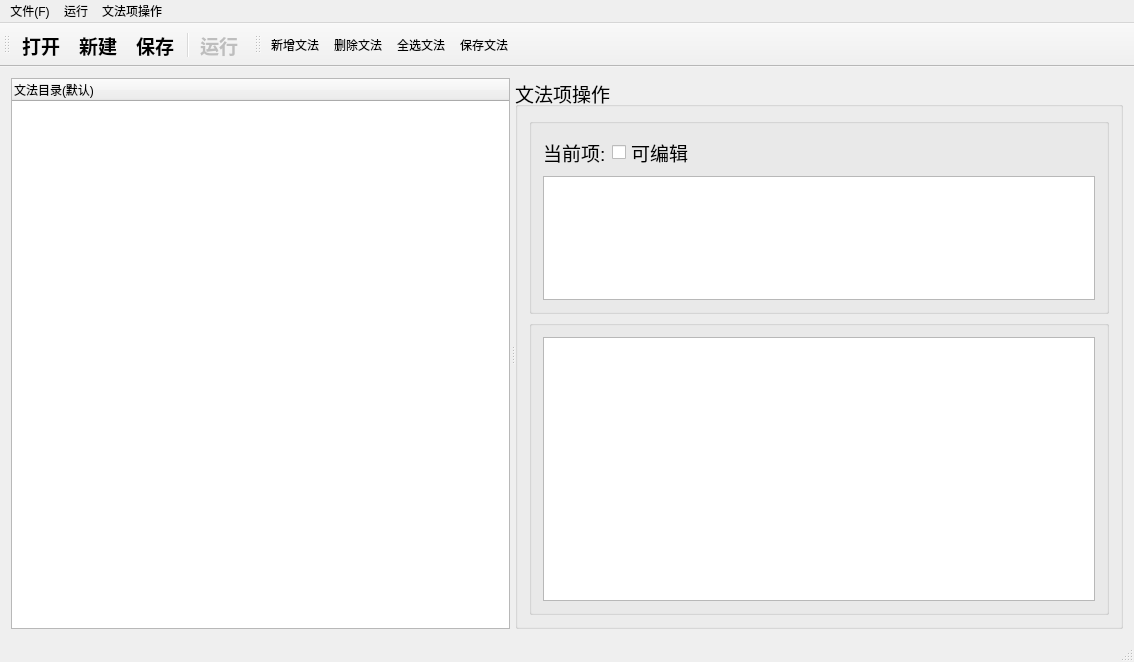
Qt form QtComplierPrinciple/QtComplierPrinciple.ui (XSAXL818/QtComplierPrinciple) before a commit.
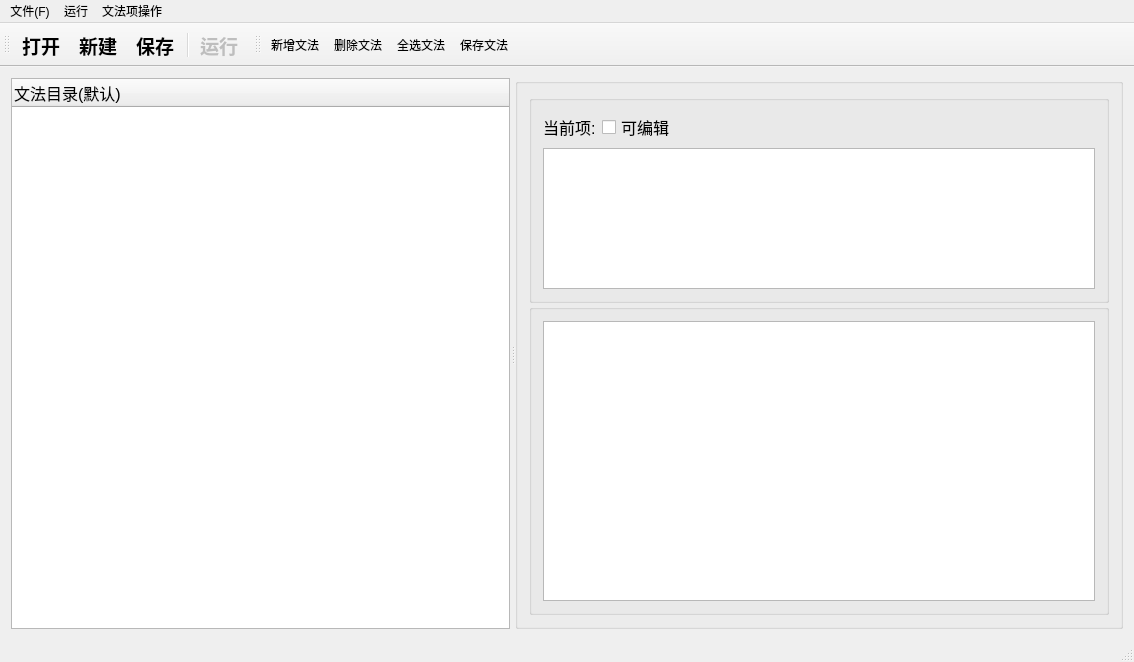
The same form after that commit. Icons and pictures are not drawn.

Commit message: 1、实现选中语法后，将语法写入到PlainTextEdit中。2、利用回调函数，实现界面的操作后，将内容打印到cmd中，并且cmd回到打印前的状态。

What changed in the file:
```diff
--- a/QtComplierPrinciple/QtComplierPrinciple.ui
+++ b/QtComplierPrinciple/QtComplierPrinciple.ui
@@ -18,6 +18,11 @@
     <normaloff>:/icons/icons/dragon32_1.png</normaloff>:/icons/icons/dragon32_1.png</iconset>
   </property>
   <widget class="QWidget" name="centralWidget">
+   <property name="font">
+    <font>
+     <pointsize>10</pointsize>
+    </font>
+   </property>
    <layout class="QHBoxLayout" name="horizontalLayout_2">
     <item>
      <widget class="QSplitter" name="splitter">
@@ -40,6 +45,14 @@
          <verstretch>0</verstretch>
         </sizepolicy>
        </property>
+       <property name="font">
+        <font>
+         <family>Microsoft YaHei UI</family>
+         <pointsize>12</pointsize>
+         <italic>false</italic>
+         <bold>false</bold>
+        </font>
+       </property>
        <property name="styleSheet">
         <string notr="true">selection-color: rgb(255, 170, 255);
 font: 12pt &quot;Microsoft YaHei UI&quot;;
@@ -59,7 +72,7 @@
        <property name="font">
         <font>
          <family>Microsoft YaHei UI</family>
-         <pointsize>14</pointsize>
+         <pointsize>12</pointsize>
          <italic>false</italic>
          <bold>false</bold>
         </font>
@@ -68,9 +81,12 @@
         <string notr="true">font: 14pt &quot;Microsoft YaHei UI&quot;;</string>
        </property>
        <property name="title">
-        <string>文法项操作</string>
+        <string/>
        </property>
        <layout class="QVBoxLayout" name="verticalLayout" stretch="2,3">
+        <property name="spacing">
+         <number>1</number>
+        </property>
         <item>
          <widget class="QGroupBox" name="groupBox_4">
           <property name="title">
@@ -98,7 +114,25 @@
             </widget>
            </item>
            <item row="1" column="0" colspan="2">
-            <widget class="QPlainTextEdit" name="plainTextEdit"/>
+            <widget class="QPlainTextEdit" name="plainTextEdit">
+             <property name="enabled">
+              <bool>true</bool>
+             </property>
+             <property name="font">
+              <font>
+               <family>Microsoft YaHei UI</family>
+               <pointsize>14</pointsize>
+               <italic>false</italic>
+               <bold>false</bold>
+              </font>
+             </property>
+             <property name="styleSheet">
+              <string notr="true">font: 14pt &quot;Microsoft YaHei UI&quot;;</string>
+             </property>
+             <property name="readOnly">
+              <bool>true</bool>
+             </property>
+            </widget>
            </item>
           </layout>
          </widget>
@@ -109,8 +143,23 @@
            <string/>
           </property>
           <layout class="QHBoxLayout" name="horizontalLayout_3">
+           <property name="spacing">
+            <number>0</number>
+           </property>
            <item>
-            <widget class="QListWidget" name="listWidget"/>
+            <widget class="QListWidget" name="listWidget">
+             <property name="font">
+              <font>
+               <family>Microsoft YaHei UI</family>
+               <pointsize>14</pointsize>
+               <italic>false</italic>
+               <bold>false</bold>
+              </font>
+             </property>
+             <property name="styleSheet">
+              <string notr="true">font: 14pt &quot;Microsoft YaHei UI&quot;;</string>
+             </property>
+            </widget>
            </item>
           </layout>
          </widget>
```
Left out of the diff: 2 changed lines with no effect on the pictures. The commit also changes 7 other files.
